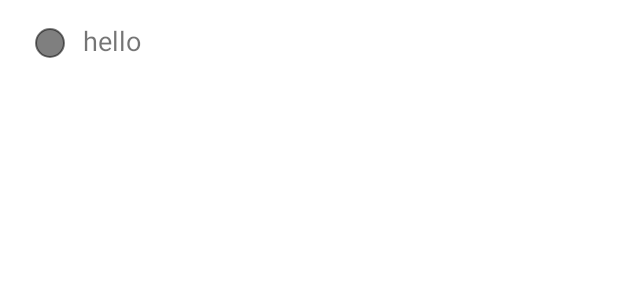
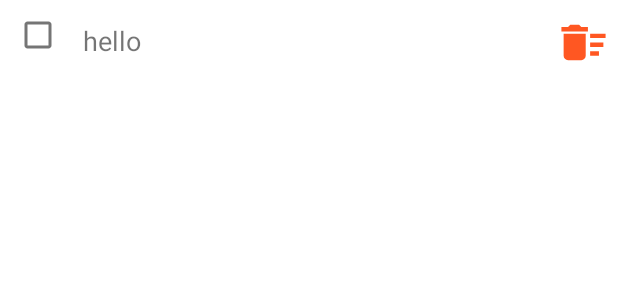
Before and after one commit to graceful1372/notebook_bazar, an Android app: the layout item_child_todo.xml on its own in the app's theme, with its tools: preview values and no code run, on a phone screen of 412 x 824 dp. Shown: the top 300 px of the screen. Run offline under Robolectric (Android 15) with nearby library versions, the phone set to English and light mode, and no system bars.

Commit message:
add checkbox

```diff
--- a/app/src/main/java/com/graceful1372/notebook/data/model/NoteEntity.kt
+++ b/app/src/main/java/com/graceful1372/notebook/data/model/NoteEntity.kt
@@ -13,6 +13,8 @@ data class NoteEntity (
     var title :String = "",
     var text:String = "" , // The text  entered in  FragmentNote
     var category:String = "" ,
+    var isCheck:Boolean = false ,
+    var isShow:Boolean = false
 
 
     )
--- a/app/src/main/java/com/graceful1372/notebook/data/repository/todo/TodoRepository.kt
+++ b/app/src/main/java/com/graceful1372/notebook/data/repository/todo/TodoRepository.kt
@@ -12,5 +12,8 @@ class TodoRepository @Inject constructor(private val dao:NoteDao) {
 
     fun deleteAll(todo: String)= dao.deleteAllTodo(todo)
 
-    fun deleteSingel(entity: NoteEntity)= dao.deleteNote(entity)
+    fun deleteSingle(category:String , id: Int)= dao.deleteSingle(category , id )
+
+    fun update(id:Int , boolean: Boolean ) = dao.updateIsShow(boolean , id)
+    fun updateCheckBox(id: Int, boolean: Boolean) = dao.updateCheckBox(boolean, id)
 }
--- a/app/src/main/java/com/graceful1372/notebook/ui/calendar/CalendarFragment.kt
+++ b/app/src/main/java/com/graceful1372/notebook/ui/calendar/CalendarFragment.kt
@@ -49,7 +49,7 @@ class CalendarFragment : Fragment(), CalendarContract.View {
         val date = "$y/$m/$d"
 
         presenter.loadWithDate(date)
-        Toast.makeText(activity, date, Toast.LENGTH_SHORT).show()
+//        Toast.makeText(activity, date, Toast.LENGTH_SHORT).show()
     }
 
 
--- a/app/src/main/java/com/graceful1372/notebook/ui/todo/TodoContract.kt
+++ b/app/src/main/java/com/graceful1372/notebook/ui/todo/TodoContract.kt
@@ -18,7 +18,11 @@ interface TodoContract {
         fun save(entity: NoteEntity)
         fun loadAllTodos(todo:String)
         fun deleteAll(todo: String)
-        fun delete(entity: NoteEntity)
+        fun singleDelete(category:String , id:Int)
+
+        fun update( int: Int,boolean: Boolean )
+        fun updateCheckbox( int: Int,boolean: Boolean )
+
 
     }
 }
--- a/app/src/main/java/com/graceful1372/notebook/utils/Constants.kt
+++ b/app/src/main/java/com/graceful1372/notebook/utils/Constants.kt
@@ -2,3 +2,8 @@ package com.graceful1372.notebook.utils
 
 const val NOTE_TABLE = "note_table"
 const val NOTE_DATABASE = "note_database"
+
+
+const val CHECK = "check"
+const val DELETE = "delete"
+const val isSHOW = "show"
--- a/app/src/main/res/drawable/bg_viewcheck.xml
+++ /dev/null
@@ -1,12 +0,0 @@
-<?xml version="1.0" encoding="utf-8"?>
-<shape android:shape="oval" xmlns:android="http://schemas.android.com/apk/res/android">
-
-    <stroke
-        android:width="1dp"
-        android:color="#80000000"
-        />
-
-
-
-
-</shape>
--- a/app/src/main/res/drawable/bg_viewcheck_click.xml
+++ /dev/null
@@ -1,14 +0,0 @@
-<?xml version="1.0" encoding="utf-8"?>
-<shape android:shape="oval" xmlns:android="http://schemas.android.com/apk/res/android">
-
-    <stroke
-        android:width="1dp"
-        android:color="#80000000"
-        />
-
-    <solid
-        android:color="#80000000"/>
-
-
-
-</shape>
--- a/app/src/main/res/layout/item_child_todo.xml
+++ b/app/src/main/res/layout/item_child_todo.xml
@@ -21,79 +21,30 @@
         android:paddingHorizontal="10dp"
         android:text="hello"
         android:textSize="18sp"
-        android:layout_marginStart="40dp"
+        app:layout_constraintEnd_toStartOf="@id/one_delete"
+        app:layout_constraintStart_toEndOf="@id/checkbox" />
+
+    <CheckBox
+        android:id="@id/checkbox"
+        android:layout_width="40dp"
+        android:layout_height="40dp"
+        android:backgroundTint="#FF9800"
+        app:layout_constraintStart_toStartOf="parent"
+        app:layout_constraintTop_toTopOf="parent"
+
+
+        />
+
+
+    <ImageView
+        android:id="@+id/one_delete"
+        android:layout_width="35dp"
+        android:layout_height="35dp"
+        android:background="@drawable/ic_delete"
+        android:backgroundTint="#FF5722"
+        app:layout_constraintBottom_toBottomOf="parent"
         app:layout_constraintEnd_toEndOf="parent"
-        app:layout_constraintStart_toStartOf="parent" />
-
-    <View
-        android:id="@+id/viewCheck"
-        android:layout_width="20dp"
-        android:layout_height="20dp"
-        android:layout_marginStart="16dp"
-        android:visibility="gone"
-        android:background="@drawable/bg_viewcheck"
-        app:layout_constraintBottom_toBottomOf="parent"
-        app:layout_constraintEnd_toStartOf="@id/txt_show_todo"
-        app:layout_constraintStart_toStartOf="parent"
-        app:layout_constraintTop_toTopOf="parent"/>
-    <View
-        android:id="@+id/viewChecked"
-        android:layout_width="20dp"
-        android:layout_height="20dp"
-        android:layout_marginStart="16dp"
-
-        android:background="@drawable/bg_viewcheck_click"
-        app:layout_constraintBottom_toBottomOf="parent"
-        app:layout_constraintEnd_toStartOf="@id/txt_show_todo"
-        app:layout_constraintStart_toStartOf="parent"
-        app:layout_constraintTop_toTopOf="parent"/>
+        app:layout_constraintTop_toTopOf="parent" />
 
 
 </androidx.constraintlayout.widget.ConstraintLayout>
-
-    <!--
-    <?xml version="1.0" encoding="utf-8"?>
-    <androidx.cardview.widget.CardView xmlns:android="http://schemas.android.com/apk/res/android"
-        xmlns:app="http://schemas.android.com/apk/res-auto"
-        android:layout_width="match_parent"
-        android:layout_height="36dp"
-        android:layout_marginHorizontal="5dp"
-        android:layout_marginTop="3dp"
-        android:background="@color/white"
-        app:cardElevation="3dp"
-
-
-        >
-
-        <androidx.constraintlayout.widget.ConstraintLayout
-            android:layout_width="match_parent"
-            android:layout_height="match_parent">
-
-            &lt;!&ndash;Show Text&ndash;&gt;
-            <TextView
-                android:id="@+id/txt_show_todo"
-                android:layout_width="match_parent"
-                android:layout_height="match_parent"
-                android:fontFamily="@font/vazir"
-                android:gravity="center_vertical"
-                android:paddingHorizontal="10dp"
-
-                android:text="hello"
-                android:textColor="@color/black"
-                android:textSize="14sp" />
-
-
-            <View
-                android:id="@+id/view_done"
-                android:layout_width="match_parent"
-                android:layout_height="2dp"
-                android:background="@color/black"
-                android:visibility="gone"
-                app:layout_constraintBottom_toBottomOf="@id/txt_show_todo"
-                app:layout_constraintTop_toTopOf="@id/txt_show_todo" />
-
-
-        </androidx.constraintlayout.widget.ConstraintLayout>
-
-
-    </androidx.cardview.widget.CardView>-->
```
Also changed, not shown: app/src/main/java/com/graceful1372/notebook/data/database/NoteDao.kt (+10 -0 lines), app/src/main/java/com/graceful1372/notebook/ui/todo/AdapterTodo.kt (+39 -10 lines), app/src/main/java/com/graceful1372/notebook/ui/todo/AdapterTodoTest.kt (added, +111 -0 lines), app/src/main/java/com/graceful1372/notebook/ui/todo/TodoFragment.kt (+26 -4 lines), app/src/main/java/com/graceful1372/notebook/ui/todo/TodoPresenter.kt (+19 -4 lines), app/src/main/res/drawable/checked.xml (added, +50 -0 lines), app/src/main/res/drawable/custom_checkbox.xml (added, +13 -0 lines), app/src/main/res/drawable/unchecked.xml (added, +15 -0 lines), app/src/main/java/com/graceful1372/notebook/utils/calendar/utils/Constants.kt (line endings or trailing spaces).
